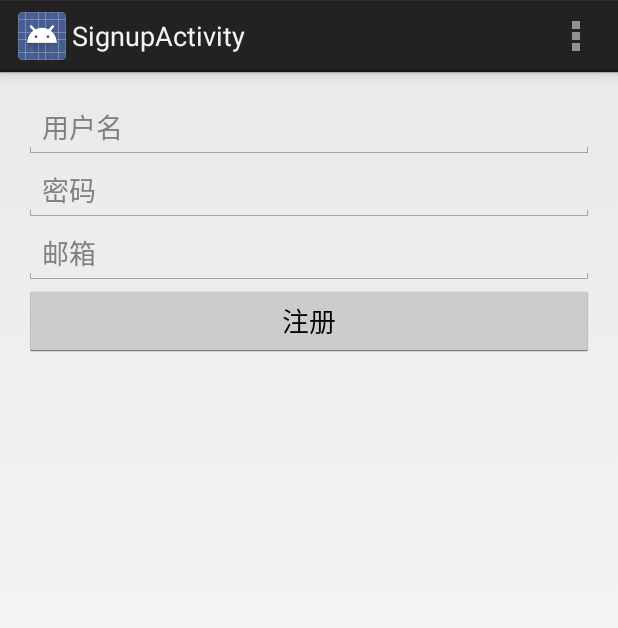
After one commit to liulixiang1988/Rabbit, an Android app: the SignupActivity screen opened directly, with no data from a screen before it, on a phone screen of 412 x 824 dp. The commit adds this screen. Shown: the top 628 px of the screen. Run offline under Robolectric (Android 15) with nearby library versions, the phone set to English and light mode, and no system bars.

Commit message:
add signup

```diff
--- a/app/src/main/AndroidManifest.xml
+++ b/app/src/main/AndroidManifest.xml
@@ -19,7 +19,12 @@
         </activity>
         <activity
             android:name=".LoginActivity"
-            android:label="@string/title_activity_login" >
+            android:label="@string/title_activity_login"
+            android:screenOrientation="portrait" >
+        </activity>
+        <activity
+            android:name=".SignupActivity"
+            android:label="@string/title_activity_signup" >
         </activity>
     </application>
 
--- /dev/null
+++ b/app/src/main/java/io/github/liulixiang1988/rabbit/SignupActivity.java
@@ -0,0 +1,36 @@
+package io.github.liulixiang1988.rabbit;
+
+import android.app.Activity;
+import android.os.Bundle;
+import android.view.Menu;
+import android.view.MenuItem;
+
+
+public class SignupActivity extends Activity {
+
+    @Override
+    protected void onCreate(Bundle savedInstanceState) {
+        super.onCreate(savedInstanceState);
+        setContentView(R.layout.activity_signup);
+    }
+
+
+    @Override
+    public boolean onCreateOptionsMenu(Menu menu) {
+        // Inflate the menu; this adds items to the action bar if it is present.
+        getMenuInflater().inflate(R.menu.signup, menu);
+        return true;
+    }
+
+    @Override
+    public boolean onOptionsItemSelected(MenuItem item) {
+        // Handle action bar item clicks here. The action bar will
+        // automatically handle clicks on the Home/Up button, so long
+        // as you specify a parent activity in AndroidManifest.xml.
+        int id = item.getItemId();
+        if (id == R.id.action_settings) {
+            return true;
+        }
+        return super.onOptionsItemSelected(item);
+    }
+}
--- /dev/null
+++ b/app/src/main/res/layout/activity_signup.xml
@@ -0,0 +1,50 @@
+<RelativeLayout xmlns:android="http://schemas.android.com/apk/res/android"
+    xmlns:tools="http://schemas.android.com/tools"
+    android:layout_width="match_parent"
+    android:layout_height="match_parent"
+    android:paddingLeft="@dimen/activity_horizontal_margin"
+    android:paddingRight="@dimen/activity_horizontal_margin"
+    android:paddingTop="@dimen/activity_vertical_margin"
+    android:paddingBottom="@dimen/activity_vertical_margin"
+    tools:context="io.github.liulixiang1988.rabbit.SignupActivity">
+
+    <EditText
+        android:layout_width="match_parent"
+        android:layout_height="wrap_content"
+        android:id="@+id/usernameField"
+        android:layout_alignParentTop="true"
+        android:layout_alignParentLeft="true"
+        android:layout_alignParentStart="true"
+        android:hint="@string/username" />
+
+    <EditText
+        android:layout_width="match_parent"
+        android:layout_height="wrap_content"
+        android:inputType="textPassword"
+        android:ems="10"
+        android:id="@+id/passwordField"
+        android:layout_below="@+id/usernameField"
+        android:layout_alignParentLeft="true"
+        android:layout_alignParentStart="true"
+        android:hint="@string/password" />
+
+    <EditText
+        android:layout_width="match_parent"
+        android:layout_height="wrap_content"
+        android:inputType="textEmailAddress"
+        android:ems="10"
+        android:id="@+id/emailField"
+        android:layout_below="@+id/passwordField"
+        android:layout_alignParentLeft="true"
+        android:layout_alignParentStart="true"
+        android:hint="@string/email_text_label" />
+
+    <Button
+        android:layout_width="match_parent"
+        android:layout_height="wrap_content"
+        android:text="@string/signup_btn_label"
+        android:id="@+id/btnSignup"
+        android:layout_below="@+id/emailField"
+        android:layout_alignParentLeft="true"
+        android:layout_alignParentStart="true" />
+</RelativeLayout>
--- /dev/null
+++ b/app/src/main/res/menu/signup.xml
@@ -0,0 +1,8 @@
+<menu xmlns:android="http://schemas.android.com/apk/res/android"
+    xmlns:tools="http://schemas.android.com/tools"
+    tools:context="io.github.liulixiang1988.rabbit.SignupActivity" >
+    <item android:id="@+id/action_settings"
+        android:title="@string/action_settings"
+        android:orderInCategory="100"
+        android:showAsAction="never" />
+</menu>
--- a/app/src/main/res/values/strings.xml
+++ b/app/src/main/res/values/strings.xml
@@ -12,5 +12,8 @@
     <string name="password">密码</string>
     <string name="login_btn_label">登录</string>
     <string name="signup_text_label">注册</string>
+    <string name="title_activity_signup">SignupActivity</string>
+    <string name="email_text_label">邮箱</string>
+    <string name="signup_btn_label">注册</string>
 
 </resources>
```
